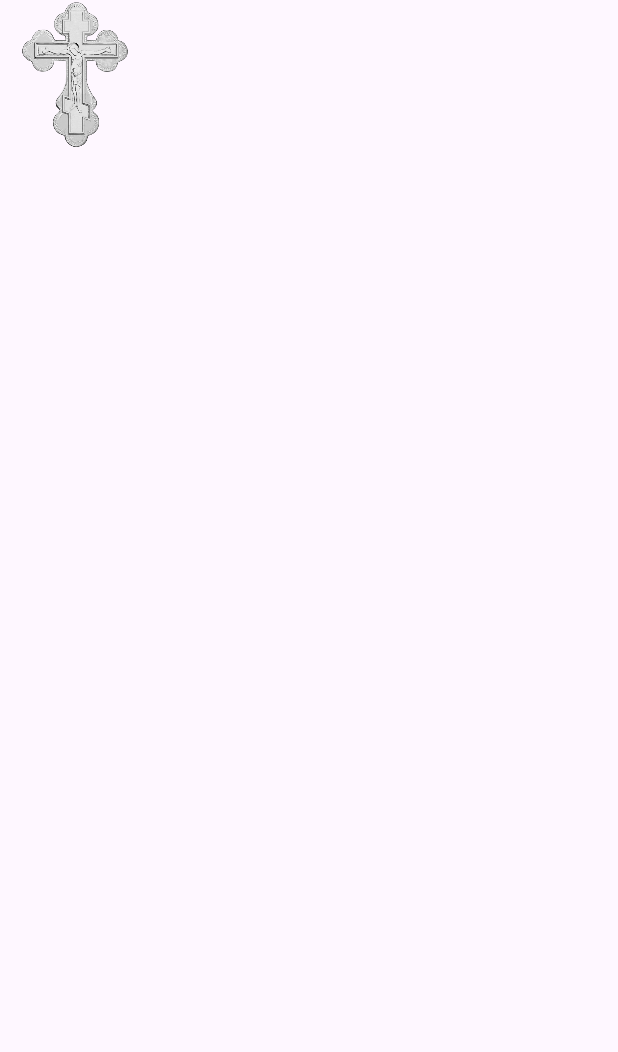
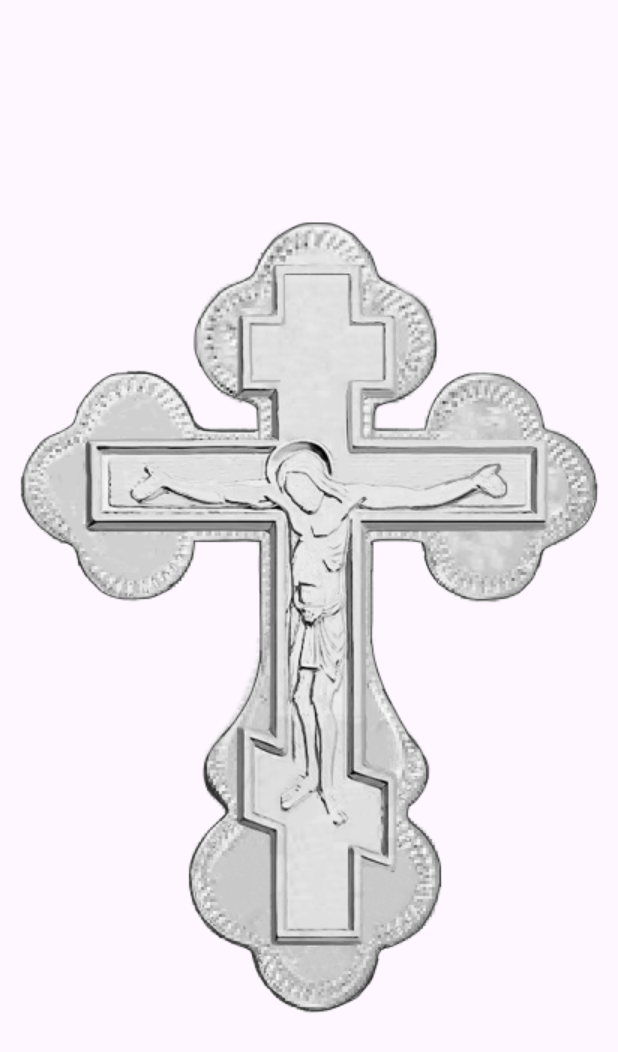
Before and after one commit to Hlodving/MyGoldApp, an Android app: the layout widget_gold.xml on its own in the app's theme, with its tools: preview values and no code run, on a phone screen of 412 x 824 dp. Shown: the top 1052 px of the screen. Run offline under Robolectric (Android 15) with nearby library versions, the phone set to English and light mode, and no system bars.

Commit message:
Нормальный размер виджета

```diff
--- a/app/src/main/java/com/hlodving/mytestgold/MainActivity.kt
+++ b/app/src/main/java/com/hlodving/mytestgold/MainActivity.kt
@@ -24,8 +24,6 @@ class MainActivity : AppCompatActivity() {
 
     // Список действий для выполнения
     private val actionsSequence = mutableListOf<Int>()
-
-
 
     lateinit var binding: ActivityMainBinding
     override fun onCreate(savedInstanceState: Bundle?) {
--- a/app/src/main/res/layout/widget_gold.xml
+++ b/app/src/main/res/layout/widget_gold.xml
@@ -1,12 +1,13 @@
 <?xml version="1.0" encoding="utf-8"?>
-<RelativeLayout xmlns:android="http://schemas.android.com/apk/res/android"
-    android:layout_width="wrap_content"
-    android:layout_height="wrap_content">
+<FrameLayout
+    xmlns:android="http://schemas.android.com/apk/res/android"
+    android:layout_width="match_parent"
+    android:layout_height="match_parent">
 
     <ImageView
         android:id="@+id/widgetImage"
-        android:layout_width="100dp"
-        android:layout_height="100dp"
-        android:src="@drawable/gold_cb"
-        android:contentDescription="Gold status" />
-</RelativeLayout>
+        android:layout_width="match_parent"
+        android:layout_height="match_parent"
+        android:scaleType="centerInside"
+        android:src="@drawable/gold_cb" />
+</FrameLayout>
--- a/app/src/main/res/xml/gold_widget_info.xml
+++ b/app/src/main/res/xml/gold_widget_info.xml
@@ -1,7 +1,9 @@
 <?xml version="1.0" encoding="utf-8"?>
 <appwidget-provider xmlns:android="http://schemas.android.com/apk/res/android"
-    android:minWidth="110dp"
-    android:minHeight="110dp"
+    android:minWidth="74dp"
+    android:minHeight="74dp"
+    android:minResizeWidth="294dp"
+    android:minResizeHeight="294dp"
     android:updatePeriodMillis="0"
     android:initialLayout="@layout/widget_gold"
     android:resizeMode="horizontal|vertical"
```
